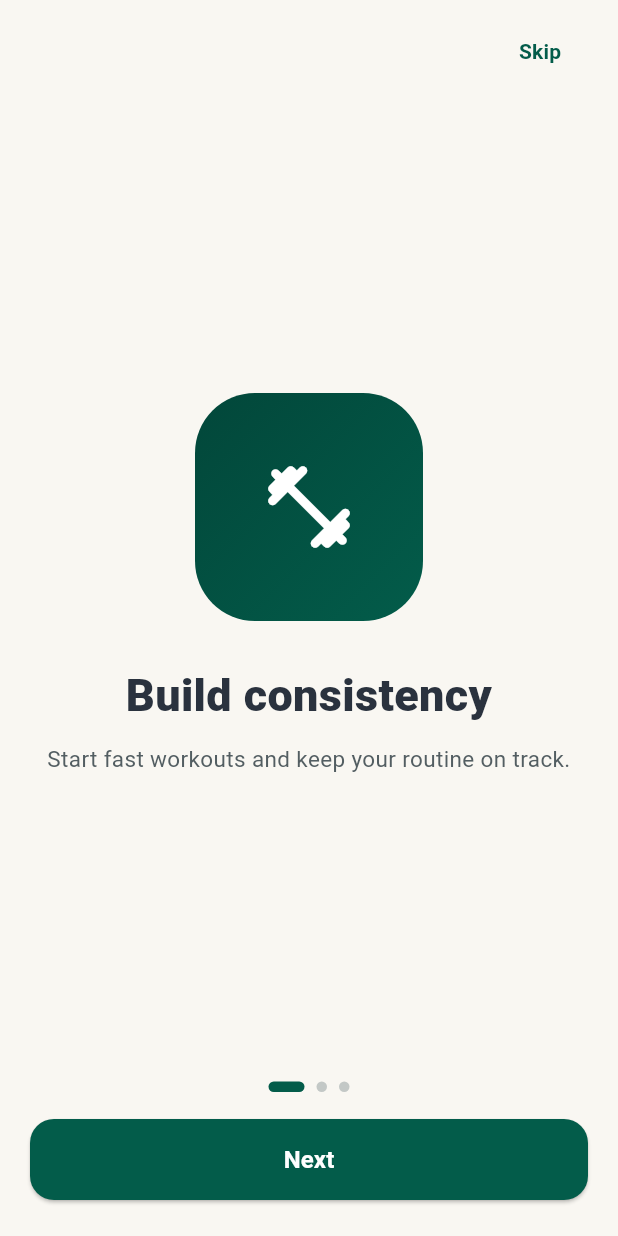
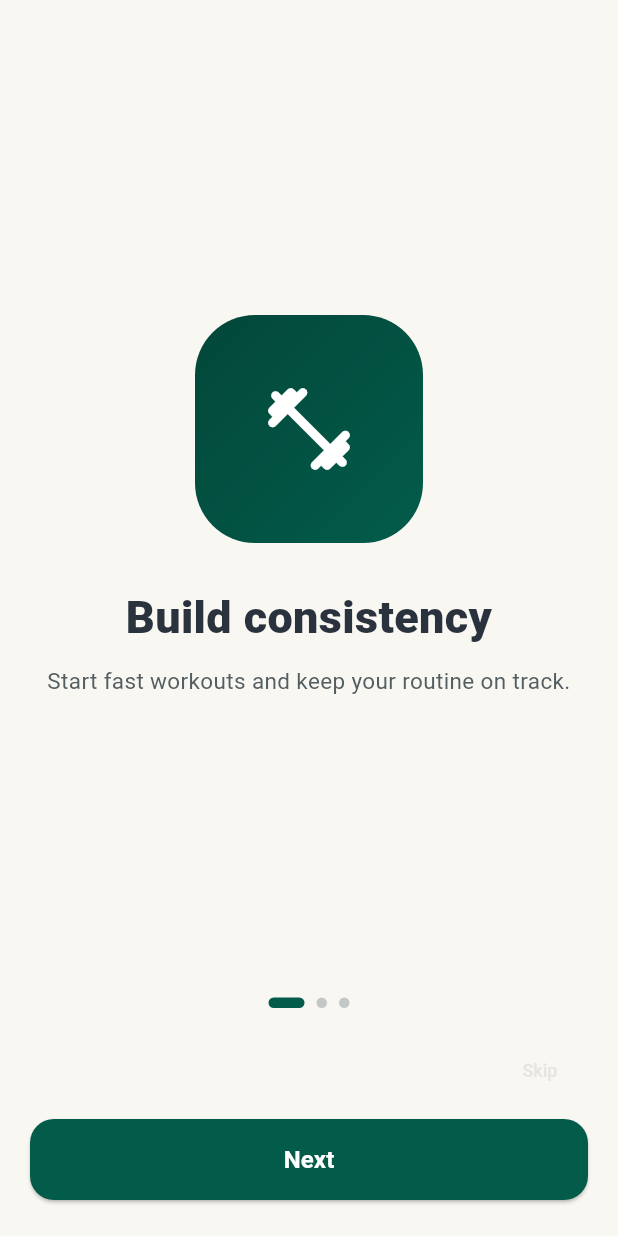
Before and after one commit to Tarunsh0869/fitness_factor, a Flutter app: the screen it shows after launch, on a phone screen of 412 x 824 dp. Run offline on Flutter 3.47's test engine with Material 3 defaults, Android fonts, the phone set to English and light mode, and no system bars; our stand-ins replace cloud_firestore, firebase_auth, firebase_core, firebase_messaging, geolocator, google_sign_in and 3 more; accounts and stored records are empty.

Commit message:
feat(onboarding): implement guest onboarding flow and improve UX
- Add `GuestOnboardingFlowScreen` to handle guest user entry points
- Replace `GuestExperienceScreen` with the new onboarding flow in `LoginScreen` and `OnboardingFlowScreen`
- Add back navigation support to the onboarding flow
- Refine onboarding copy and remove outdated statistics
- Update UI styling for skip button and navigation elements

```diff
--- a/lib/screens/login_screen.dart
+++ b/lib/screens/login_screen.dart
@@ -7,10 +7,10 @@ import '../services/auth_prefs.dart';
 import '../services/guest_session_service.dart';
 import '../widgets/fitness_factor_logo.dart';
 import 'complete_profile_screen.dart';
-import 'guest_experience_screen.dart';
 import 'home_screen.dart';
 import 'register_screen.dart';
 import 'admin_login_screen.dart';
+import 'onboarding/guest_onboarding_flow_screen.dart';
 
 class LoginScreen extends StatefulWidget {
   final bool launchedFromGuest;
@@ -382,7 +382,7 @@ class _LoginScreenState extends State<LoginScreen> {
                         onPressed: () => Navigator.pushReplacement(
                           context,
                           MaterialPageRoute(
-                            builder: (_) => const GuestExperienceScreen(),
+                            builder: (_) => const GuestOnboardingFlowScreen(),
                           ),
                         ),
                         child: const Text(
--- a/lib/screens/onboarding/onboarding_flow_screen.dart
+++ b/lib/screens/onboarding/onboarding_flow_screen.dart
@@ -1,7 +1,7 @@
 import 'package:flutter/material.dart';
 
-import '../guest_experience_screen.dart';
 import '../login_screen.dart';
+import 'guest_onboarding_flow_screen.dart';
 
 class OnboardingFlowScreen extends StatefulWidget {
   final Future<void> Function()? onComplete;
@@ -25,6 +25,7 @@ class _OnboardingFlowScreenState extends State<OnboardingFlowScreen> {
   static const _muted = Color(0xFF535E62);
   static const _accent = Color(0xFF035C4A);
   static const _accentDark = Color(0xFF02473A);
+  static const _ghostSkip = Color(0xFFE7E5DF);
 
   final PageController _controller = PageController();
   int _index = 0;
@@ -52,7 +53,7 @@ class _OnboardingFlowScreenState extends State<OnboardingFlowScreen> {
     if (!mounted) return;
     Navigator.pushReplacement(
       context,
-      MaterialPageRoute(builder: (_) => const GuestExperienceScreen()),
+      MaterialPageRoute(builder: (_) => const GuestOnboardingFlowScreen()),
     );
   }
 
@@ -73,6 +74,14 @@ class _OnboardingFlowScreenState extends State<OnboardingFlowScreen> {
     );
   }
 
+  void _back() {
+    if (_index <= 0) return;
+    _controller.previousPage(
+      duration: const Duration(milliseconds: 220),
+      curve: Curves.easeOut,
+    );
+  }
+
   @override
   Widget build(BuildContext context) {
     final isLast = _index == _slides.length - 1;
@@ -83,21 +92,6 @@ class _OnboardingFlowScreenState extends State<OnboardingFlowScreen> {
           padding: const EdgeInsets.fromLTRB(20, 10, 20, 24),
           child: Column(
             children: [
-              Row(
-                children: [
-                  const Spacer(),
-                  TextButton(
-                    onPressed: _completeAndOpenSignIn,
-                    child: const Text(
-                      'Skip',
-                      style: TextStyle(
-                        color: _accent,
-                        fontWeight: FontWeight.w700,
-                      ),
-                    ),
-                  ),
-                ],
-              ),
               Expanded(
                 child: PageView.builder(
                   controller: _controller,
@@ -167,6 +161,38 @@ class _OnboardingFlowScreenState extends State<OnboardingFlowScreen> {
                 ),
               ),
               const SizedBox(height: 18),
+              if (!isLast) ...[
+                Row(
+                  children: [
+                    if (_index > 0)
+                      TextButton.icon(
+                        onPressed: _back,
+                        icon: const Icon(Icons.arrow_back_ios_new, size: 14),
+                        label: const Text('Back'),
+                        style: TextButton.styleFrom(
+                          foregroundColor: _muted,
+                          textStyle: const TextStyle(
+                            fontWeight: FontWeight.w600,
+                            fontSize: 13,
+                          ),
+                        ),
+                      ),
+                    const Spacer(),
+                    TextButton(
+                      onPressed: _completeAndOpenSignIn,
+                      style: TextButton.styleFrom(
+                        foregroundColor: _ghostSkip,
+                        textStyle: const TextStyle(
+                          fontWeight: FontWeight.w500,
+                          fontSize: 12,
+                        ),
+                      ),
+                      child: const Text('Skip'),
+                    ),
+                  ],
+                ),
+                const SizedBox(height: 8),
+              ],
               if (!isLast)
                 SizedBox(
                   width: double.infinity,
```
Also changed, not shown: lib/screens/onboarding/guest_onboarding_flow_screen.dart (added, +229 -0 lines), lib/screens/onboarding/motivation_screen.dart (+2 -12 lines).
